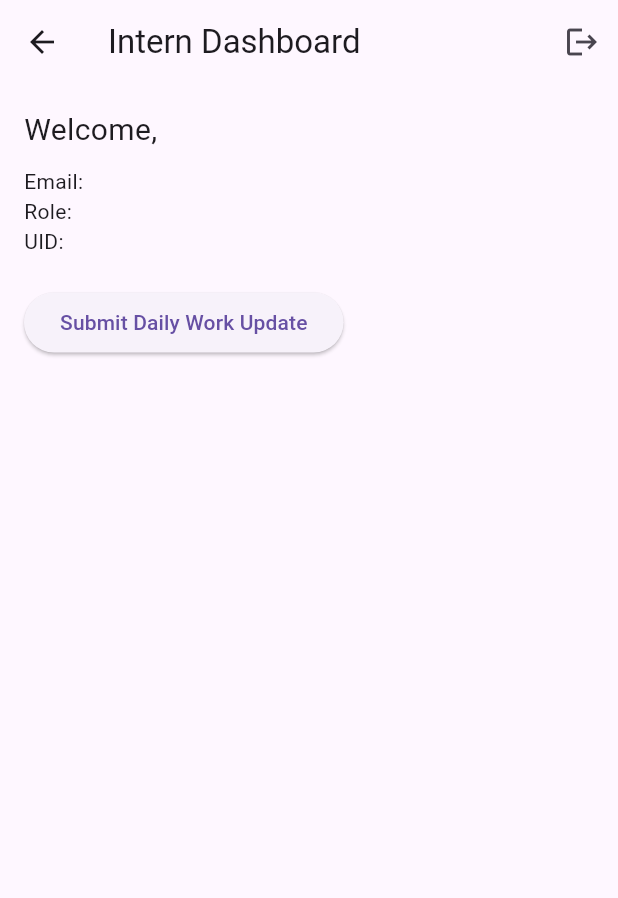
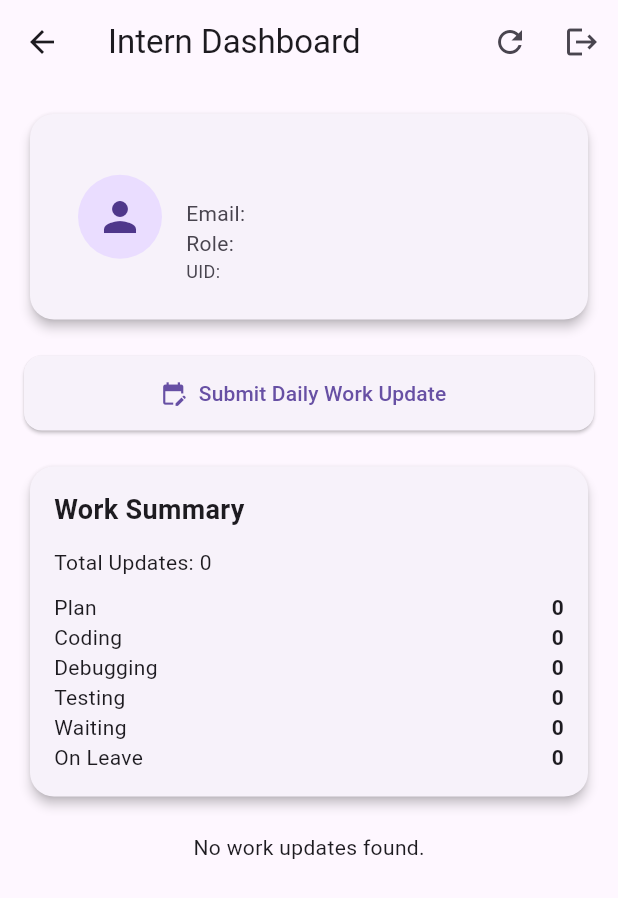
Before and after one commit to MaleeshaHe/internflow-app, a Flutter app: the InternView screen opened directly, on a phone screen of 412 x 824 dp. Shown: the top 898 px of the screen. Run offline on Flutter 3.47's test engine with Material 3 defaults, Android fonts, the phone set to English and light mode, and no system bars; our stand-ins replace cloud_firestore, firebase_auth, firebase_core; accounts and stored records are empty.

Commit message:
Enhance InternView: add work updates fetching and summary display, improve UI components

```diff
--- a/lib/screens/home/intern_view.dart
+++ b/lib/screens/home/intern_view.dart
@@ -2,6 +2,7 @@ import 'package:cloud_firestore/cloud_firestore.dart';
 import 'package:firebase_auth/firebase_auth.dart';
 import 'package:flutter/material.dart';
 import 'package:internflow/models/UserModel.dart';
+import 'package:internflow/models/WorkUpdateModel.dart';
 import 'package:internflow/screens/home/work_update_screen.dart';
 import 'package:internflow/services/auth.dart';
 
@@ -18,6 +19,8 @@ class _InternViewState extends State<InternView> {
   UserModel? _userModel;
   bool _isLoading = true;
 
+  List<WorkUpdate> _workUpdates = [];
+
   Future<void> _fetchUserDetails() async {
     try {
       final uid = FirebaseAuth.instance.currentUser!.uid;
@@ -27,13 +30,49 @@ class _InternViewState extends State<InternView> {
       if (doc.exists) {
         setState(() {
           _userModel = UserModel.fromMap(doc.data()!, uid);
-          _isLoading = false;
         });
       }
     } catch (e) {
       print('Error fetching user details: $e');
-      setState(() => _isLoading = false);
     }
+    await _fetchWorkUpdates(); // Wait for work updates to finish
+  }
+
+  Future<void> _fetchWorkUpdates() async {
+    if (_userModel == null) return;
+    setState(() => _isLoading = true);
+
+    final snapshot = await FirebaseFirestore.instance
+        .collection('work_updates')
+        .where('userId', isEqualTo: _userModel!.uid)
+        .get();
+
+    setState(() {
+      _workUpdates = snapshot.docs
+          .map((doc) => WorkUpdate.fromJson(doc.data() as Map<String, dynamic>))
+          .toList();
+      _isLoading = false;
+    });
+  }
+
+  Map<String, int> _getStats() {
+    final stats = {
+      'Plan': 0,
+      'Coding': 0,
+      'Debugging': 0,
+      'Testing': 0,
+      'Waiting': 0,
+      'On Leave': 0,
+    };
+    for (var update in _workUpdates) {
+      if (update.plan) stats['Plan'] = stats['Plan']! + 1;
+      if (update.coding) stats['Coding'] = stats['Coding']! + 1;
+      if (update.debugging) stats['Debugging'] = stats['Debugging']! + 1;
+      if (update.testing) stats['Testing'] = stats['Testing']! + 1;
+      if (update.waiting) stats['Waiting'] = stats['Waiting']! + 1;
+      if (update.onLeave) stats['On Leave'] = stats['On Leave']! + 1;
+    }
+    return stats;
   }
 
   @override
@@ -44,10 +83,18 @@ class _InternViewState extends State<InternView> {
 
   @override
   Widget build(BuildContext context) {
+    final theme = Theme.of(context);
+
     return Scaffold(
       appBar: AppBar(
         title: const Text('Intern Dashboard'),
         actions: [
+          IconButton(
+            icon: const Icon(Icons.refresh),
+            onPressed: () async {
+              await _fetchUserDetails();
+            },
+          ),
           IconButton(
             icon: const Icon(Icons.logout),
             onPressed: () async {
@@ -60,32 +107,102 @@ class _InternViewState extends State<InternView> {
           ? const Center(child: CircularProgressIndicator())
           : _userModel == null
               ? const Center(child: Text('No user data found'))
-              : Padding(
-                  padding: const EdgeInsets.all(16.0),
-                  child: Column(
-                    crossAxisAlignment: CrossAxisAlignment.start,
+              : RefreshIndicator(
+                  onRefresh: _fetchUserDetails,
+                  child: ListView(
+                    padding: const EdgeInsets.all(16.0),
                     children: [
-                      Text('Welcome, ${_userModel!.name}',
-                          style: TextStyle(fontSize: 20)),
-                      const SizedBox(height: 10),
-                      Text('Email: ${_userModel!.email}'),
-                      Text('Role: ${_userModel!.role}'),
-                      Text('UID: ${_userModel!.uid}'),
+                      _buildUserHeader(theme),
                       const SizedBox(height: 20),
-                      ElevatedButton(
-                        onPressed: () {
-                          Navigator.push(
-                            context,
-                            MaterialPageRoute(
-                                builder: (context) => const WorkUpdateScreen()),
-                          );
-                        },
-                        child: const Text('Submit Daily Work Update'),
-                      ),
-                      const SizedBox(height: 10),
+                      _buildActionButton(),
+                      const SizedBox(height: 20),
+                      _buildSummaryCard(),
+                      const SizedBox(height: 20),
+                      if (_workUpdates.isEmpty)
+                        const Center(child: Text('No work updates found.')),
                     ],
                   ),
                 ),
     );
   }
+
+  Widget _buildUserHeader(ThemeData theme) {
+    if (_userModel == null) return const SizedBox.shrink();
+
+    return Card(
+      elevation: 3,
+      shape: RoundedRectangleBorder(borderRadius: BorderRadius.circular(16)),
+      child: Padding(
+        padding: const EdgeInsets.all(16.0),
+        child: ListTile(
+          leading: const CircleAvatar(
+            radius: 28,
+            child: Icon(Icons.person, size: 32),
+          ),
+          title: Text(
+            _userModel!.name ?? '',
+            style: theme.textTheme.titleLarge
+                ?.copyWith(fontWeight: FontWeight.bold),
+          ),
+          subtitle: Column(
+            crossAxisAlignment: CrossAxisAlignment.start,
+            children: [
+              const SizedBox(height: 4),
+              Text('Email: ${_userModel!.email}'),
+              Text('Role: ${_userModel!.role}'),
+              Text('UID: ${_userModel!.uid}',
+                  style: const TextStyle(fontSize: 12)),
+            ],
+          ),
+        ),
+      ),
+    );
+  }
+
+  Widget _buildActionButton() {
+    return ElevatedButton.icon(
+      icon: const Icon(Icons.edit_calendar),
+      label: const Text('Submit Daily Work Update'),
+      style: ElevatedButton.styleFrom(
+        minimumSize: const Size.fromHeight(50),
+        shape: RoundedRectangleBorder(borderRadius: BorderRadius.circular(12)),
+      ),
+      onPressed: () {
+        Navigator.push(
+          context,
+          MaterialPageRoute(builder: (context) => const WorkUpdateScreen()),
+        );
+      },
+    );
+  }
+
+  Widget _buildSummaryCard() {
+    final stats = _getStats();
+
+    return Card(
+      elevation: 3,
+      shape: RoundedRectangleBorder(borderRadius: BorderRadius.circular(16)),
+      child: Padding(
+        padding: const EdgeInsets.all(16.0),
+        child: Column(
+          crossAxisAlignment: CrossAxisAlignment.start,
+          children: [
+            const Text('Work Summary',
+                style: TextStyle(fontSize: 18, fontWeight: FontWeight.bold)),
+            const SizedBox(height: 12),
+            Text('Total Updates: ${_workUpdates.length}'),
+            const SizedBox(height: 10),
+            ...stats.entries.map((entry) => Row(
+                  mainAxisAlignment: MainAxisAlignment.spaceBetween,
+                  children: [
+                    Text(entry.key),
+                    Text(entry.value.toString(),
+                        style: const TextStyle(fontWeight: FontWeight.bold)),
+                  ],
+                )),
+          ],
+        ),
+      ),
+    );
+  }
 }
--- a/pubspec.yaml
+++ b/pubspec.yaml
@@ -39,6 +39,8 @@ dependencies:
   provider: ^6.1.5
   cloud_firestore: ^5.6.8
   intl: ^0.20.2
+  flutter_charts: ^0.5.2
+  fl_chart: ^0.71.0
 
 dev_dependencies:
   flutter_test:
```
Also changed, not shown: pubspec.lock, 1 other file.
